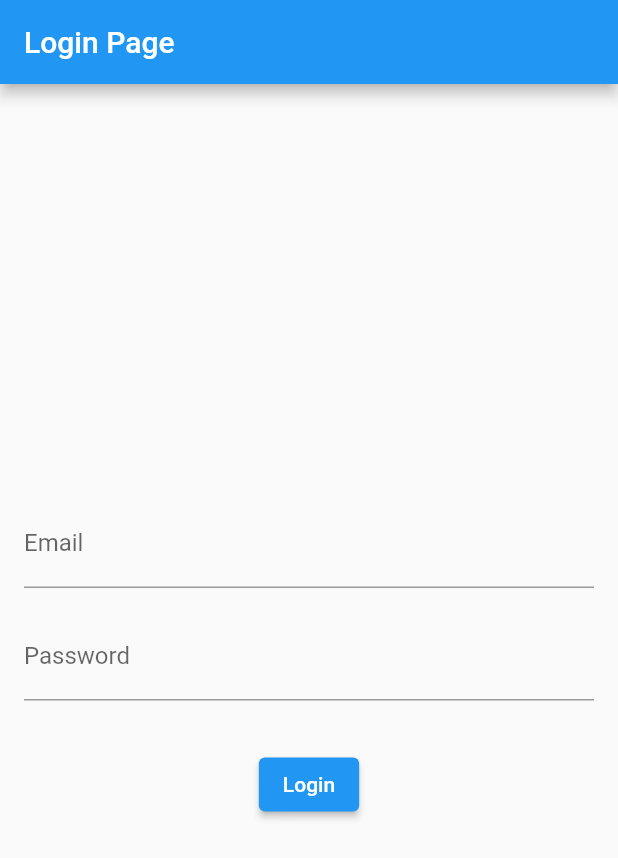
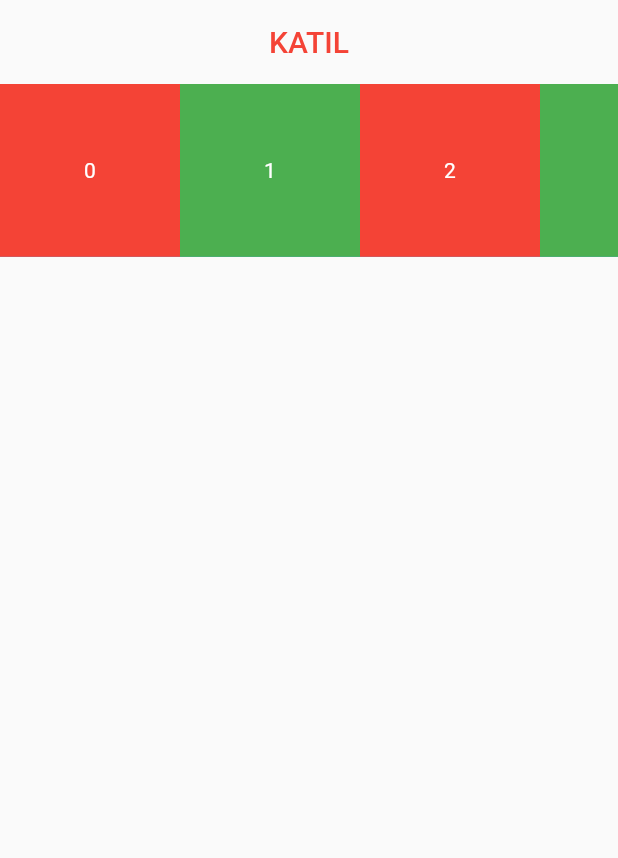
Before and after one commit to Yaizzz/F28_Luminexa, a Flutter app: the screen it shows after launch, on a phone screen of 412 x 824 dp. Shown: the top 858 px of the screen. Run offline on Flutter 3.47's test engine with Material 2 defaults, Android fonts, the phone set to English and light mode, and no system bars.

Commit message:
endless Listviwe add

```diff
--- /dev/null
+++ b/lib/Homepage.dart
@@ -0,0 +1,134 @@
+import 'package:flutter/material.dart';
+import 'package:flutter/rendering.dart';
+
+void main() {
+  runApp(homePage());
+}
+
+class homePage extends StatelessWidget {
+  @override
+  Widget build(BuildContext context) {
+    return MaterialApp(
+      debugShowCheckedModeBanner: false,
+      title: 'Home Page',
+      home: Scaffold(
+        appBar: AppBar(
+          backgroundColor: Colors.transparent,
+          elevation: 0,
+          title: Center(
+            child: const Text(
+              'KATIL',
+              style: TextStyle(color: Colors.red),
+            ),
+          ),
+        ),
+        // SONSUZ LIST VIEW
+        body: FractionallySizedBox(
+          heightFactor: 0.15,
+          child: Container(
+            color: Colors.blue,
+            child: ListView.builder(
+              scrollDirection: Axis.horizontal,
+              itemBuilder: (context, index) {
+                return Container(
+                  width: 120,
+                  color: index % 2 == 0 ? Colors.red : Colors.green,
+                  child: Center(
+                    child: Text(
+                      '$index',
+                      style: TextStyle(color: Colors.white),
+                    ),
+                  ),
+                );
+              },
+            ),
+          ),
+        ),
+      ),
+    );
+  }
+}
+
+
+
+
+
+
+
+
+
+
+
+
+
+
+
+
+
+
+
+
+
+
+
+
+
+
+
+
+
+
+
+
+
+
+
+
+
+
+
+
+
+
+// istedigimiz oranda list view ekleyecek
+// body: FractionallySizedBox(
+        //   heightFactor: 0.15,
+        //   child: Container(
+        //     color: Colors.blue,
+        //     child: ListView(
+        //       scrollDirection: Axis.horizontal,
+        //       children: [
+        //         Container(
+        //           width: 120,
+        //           color: Colors.red,
+        //           child: Center(
+        //             child: Text(
+        //               '1',
+        //               style: TextStyle(color: Colors.white),
+        //             ),
+        //           ),
+        //         ),
+        //         Container(
+        //           width: 100,
+        //           color: Colors.green,
+        //           child: Center(
+        //             child: Text(
+        //               '2',
+        //               style: TextStyle(color: Colors.white),
+        //             ),
+        //           ),
+        //         ),
+        //         Container(
+        //           width: 100,
+        //           color: Colors.yellow,
+        //           child: Center(
+        //             child: Text(
+        //               '3',
+        //               style: TextStyle(color: Colors.white),
+        //             ),
+        //           ),
+        //         ),
+        //       ],
+        //     ),
+        //   ),
+        // ),
--- a/lib/main.dart
+++ b/lib/main.dart
@@ -1,76 +1,76 @@
-import 'package:flutter/material.dart';
+// import 'package:flutter/material.dart';
 
-void main() {
-  runApp(LoginApp());
-}
+// void main() {
+//   runApp(LoginApp());
+// }
 
-class LoginApp extends StatelessWidget {
-  @override
-  Widget build(BuildContext context) {
-    return MaterialApp(
-      title: 'Login Page',
-      theme: ThemeData(
-        primarySwatch: Colors.blue,
-      ),
-      home: LoginPage(),
-    );
-  }
-}
+// class LoginApp extends StatelessWidget {
+//   @override
+//   Widget build(BuildContext context) {
+//     return MaterialApp(
+//       title: 'Login Page',
+//       theme: ThemeData(
+//         primarySwatch: Colors.blue,
+//       ),
+//       home: LoginPage(),
+//     );
+//   }
+// }
 
-class LoginPage extends StatefulWidget {
-  @override
-  _LoginPageState createState() => _LoginPageState();
-}
+// class LoginPage extends StatefulWidget {
+//   @override
+//   _LoginPageState createState() => _LoginPageState();
+// }
 
-class _LoginPageState extends State<LoginPage> {
-  String email = '';
-  String password = '';
+// class _LoginPageState extends State<LoginPage> {
+//   String email = '';
+//   String password = '';
 
-  @override
-  Widget build(BuildContext context) {
-    return Scaffold(
-      appBar: AppBar(
-        title: Text('Login Page'),
-      ),
-      body: Padding(
-        padding: EdgeInsets.all(16.0),
-        child: Column(
-          mainAxisAlignment: MainAxisAlignment.center,
-          children: <Widget>[
-            TextField(
-              onChanged: (value) {
-                setState(() {
-                  email = value;
-                });
-              },
-              decoration: InputDecoration(
-                labelText: 'Email',
-              ),
-            ),
-            SizedBox(height: 16.0),
-            TextField(
-              onChanged: (value) {
-                setState(() {
-                  password = value;
-                });
-              },
-              decoration: InputDecoration(
-                labelText: 'Password',
-              ),
-              obscureText: true,
-            ),
-            SizedBox(height: 32.0),
-            ElevatedButton(
-              onPressed: () {
-                // Giriş butonuna basıldığında burası çalışır
-                print('Email: $email');
-                print('Password: $password');
-              },
-              child: Text('Login'),
-            ),
-          ],
-        ),
-      ),
-    );
-  }
-}
+//   @override
+//   Widget build(BuildContext context) {
+//     return Scaffold(
+//       appBar: AppBar(
+//         title: Text('Login Page'),
+//       ),
+//       body: Padding(
+//         padding: EdgeInsets.all(16.0),
+//         child: Column(
+//           mainAxisAlignment: MainAxisAlignment.center,
+//           children: <Widget>[
+//             TextField(
+//               onChanged: (value) {
+//                 setState(() {
+//                   email = value;
+//                 });
+//               },
+//               decoration: InputDecoration(
+//                 labelText: 'Email',
+//               ),
+//             ),
+//             SizedBox(height: 16.0),
+//             TextField(
+//               onChanged: (value) {
+//                 setState(() {
+//                   password = value;
+//                 });
+//               },
+//               decoration: InputDecoration(
+//                 labelText: 'Password',
+//               ),
+//               obscureText: true,
+//             ),
+//             SizedBox(height: 32.0),
+//             ElevatedButton(
+//               onPressed: () {
+//                 Giriş butonuna basıldığında burası çalışır
+//                 print('Email: $email');
+//                 print('Password: $password');
+//               },
+//               child: Text('Login'),
+//             ),
+//           ],
+//         ),
+//       ),
+//     );
+//   }
+// }
```
